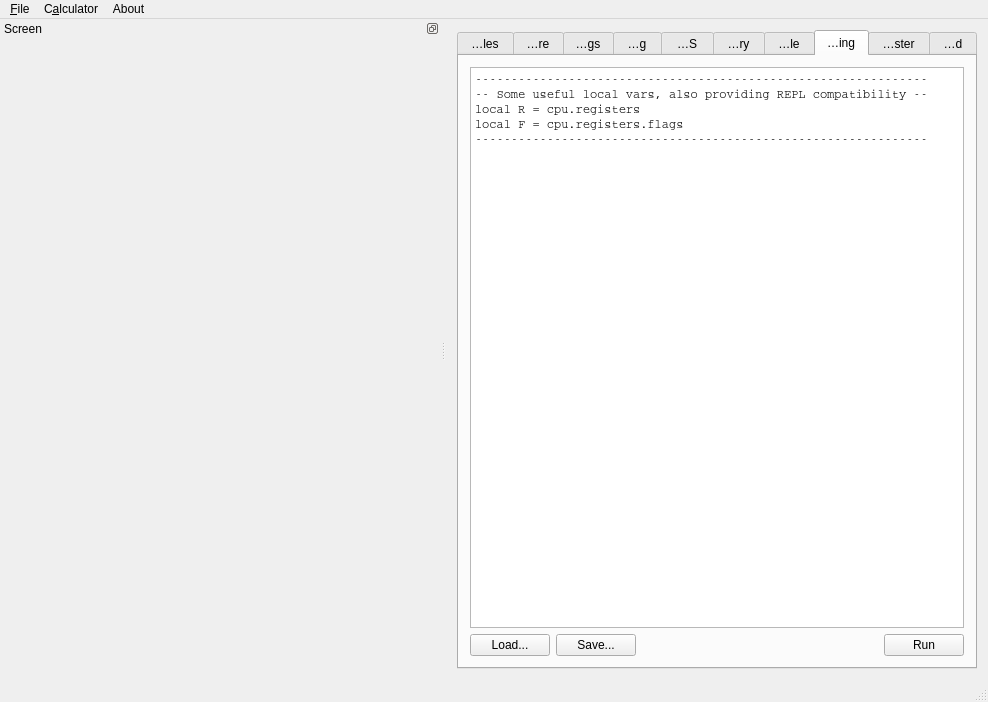
Marc11235/CEmu, file gui/qt/mainwindow.ui: the form before one commit.
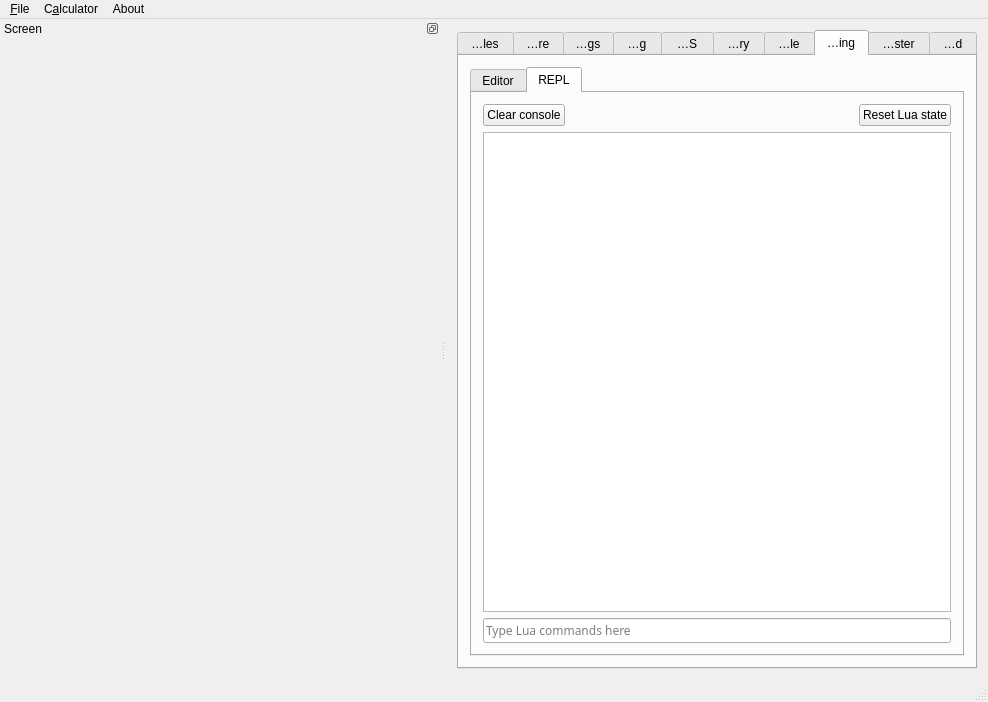
The form after the commit. The open tabs and pages were chosen to show the change. Icons and pictures are not drawn. Custom widgets are drawn as their Qt base class.

Commit message: [Lua] Initial REPL stuff

```diff
--- a/gui/qt/mainwindow.ui
+++ b/gui/qt/mainwindow.ui
@@ -6428,6 +6428,16 @@
        </attribute>
        <layout class="QVBoxLayout" name="verticalLayout_26">
         <item>
+         <widget class="QTabWidget" name="LuaTabs">
+          <property name="currentIndex">
+           <number>1</number>
+          </property>
+          <widget class="QWidget" name="LuaEditorTab">
+           <attribute name="title">
+            <string>Editor</string>
+           </attribute>
+           <layout class="QVBoxLayout" name="verticalLayout_18">
+            <item>
          <widget class="LuaEditor" name="luaScriptEditor">
           <property name="font">
            <font>
@@ -6485,6 +6495,83 @@
            </widget>
           </item>
          </layout>
+            </item>
+           </layout>
+          </widget>
+          <widget class="QWidget" name="LuaREPLTab">
+           <attribute name="title">
+            <string>REPL</string>
+           </attribute>
+           <layout class="QVBoxLayout" name="verticalLayoutREPL">
+            <item>
+             <layout class="QHBoxLayout" name="horizontalLayout_26">
+              <item>
+               <widget class="QPushButton" name="clearREPLConsole">
+                <property name="text">
+                 <string>Clear console</string>
+                </property>
+               </widget>
+              </item>
+              <item>
+               <spacer name="horizontalSpacer_24">
+                <property name="orientation">
+                 <enum>Qt::Horizontal</enum>
+                </property>
+                <property name="sizeHint" stdset="0">
+                 <size>
+                  <width>40</width>
+                  <height>20</height>
+                 </size>
+                </property>
+               </spacer>
+              </item>
+              <item>
+               <widget class="QPushButton" name="resetREPLLuaState">
+                <property name="text">
+                 <string>Reset Lua state</string>
+                </property>
+               </widget>
+              </item>
+             </layout>
+            </item>
+            <item>
+             <widget class="QPlainTextEdit" name="REPLConsole">
+              <property name="font">
+               <font>
+                <family>Droid Sans Mono</family>
+               </font>
+              </property>
+              <property name="undoRedoEnabled">
+               <bool>false</bool>
+              </property>
+              <property name="lineWrapMode">
+               <enum>QPlainTextEdit::NoWrap</enum>
+              </property>
+              <property name="readOnly">
+               <bool>true</bool>
+              </property>
+              <property name="plainText">
+              </property>
+             </widget>
+            </item>
+            <item>
+             <widget class="QLineEdit" name="REPLInput">
+              <property name="enabled">
+               <bool>true</bool>
+              </property>
+              <property name="font">
+               <font>
+                <family>Droid Sans Mono</family>
+               </font>
+              </property>
+              <property name="placeholderText">
+               <string>Type Lua commands here</string>
+              </property>
+             </widget>
+            </item>
+           </layout>
+          </widget>
+         </widget>
         </item>
        </layout>
       </widget>
```
Lines whose indentation alone changed are shown as unchanged. The commit also changes 3 other files.
